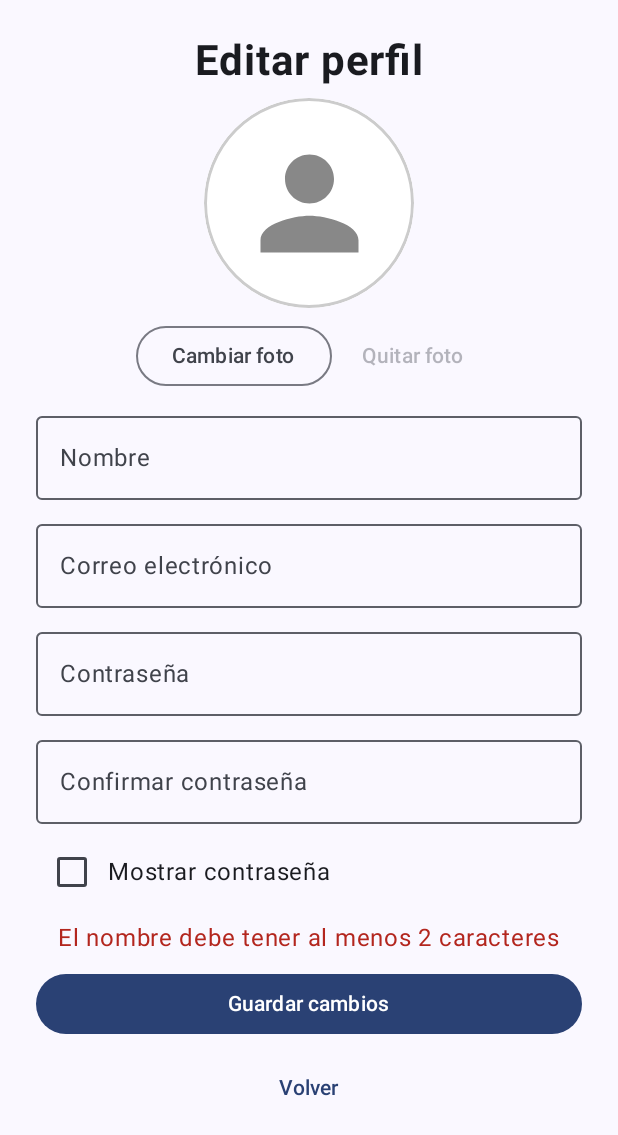
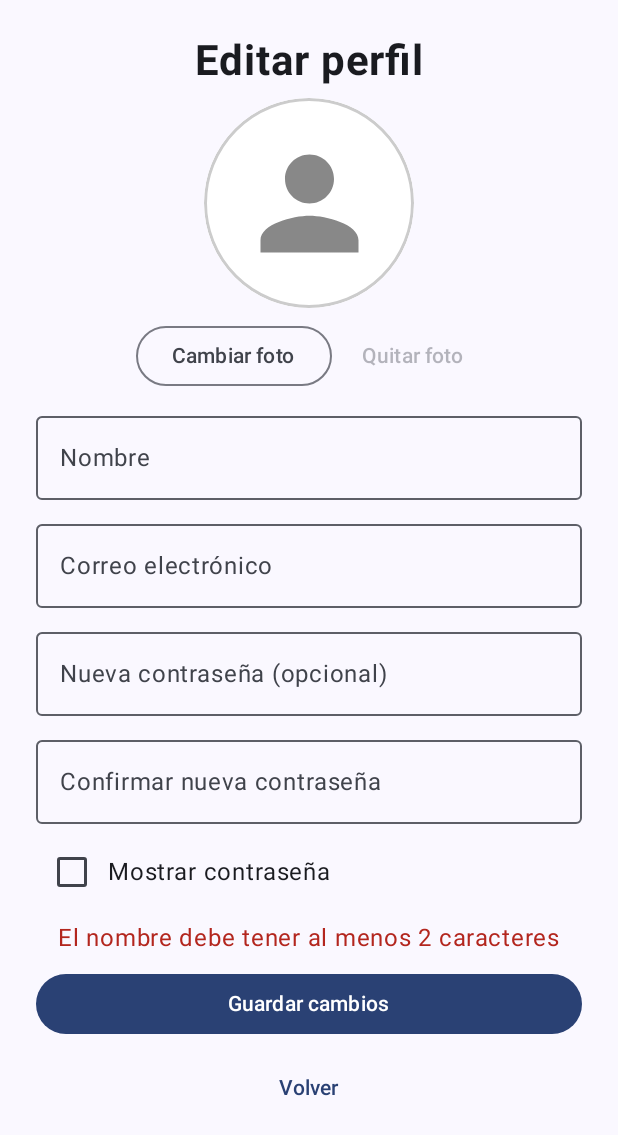
Before and after one commit to ChrisMalhue/Cristian-Malhue-Benjamin-Rozas-Kotlin, an Android app built with Jetpack Compose: the EditarPerfilActivity screen opened directly, with no data from a screen before it, after a tap on "Guardar cambios", on a phone screen of 412 x 824 dp. Shown: the top 1135 px of the screen. Run offline under Robolectric (Android 15) with nearby library versions, the phone set to English and light mode, and no system bars.

Commit message:
arreglos de seguridad

```diff
--- a/app/src/main/java/com/example/cristian_malhue_benjamin_rozas_kotlin/EditarPerfilActivity.kt
+++ b/app/src/main/java/com/example/cristian_malhue_benjamin_rozas_kotlin/EditarPerfilActivity.kt
@@ -135,8 +135,7 @@ fun PantallaEditarPerfil(
                     val usuario = respuesta.body()!!
                     nombre = usuario.nombre
                     correo = usuario.correo
-                    password = usuario.password
-                    confirmar = usuario.password
+                    // No cargamos usuario.password para no mostrar el hash en pantalla
                     foto = usuario.foto
                     rolUsuario = usuario.rol
                 } else {
@@ -210,7 +209,8 @@ fun PantallaEditarPerfil(
         OutlinedTextField(
             value = password,
             onValueChange = { password = it },
-            label = { Text("Contraseña") },
+            label = { Text("Nueva contraseña (opcional)") },
+            placeholder = { Text("Dejar en blanco para mantener la actual") },
             visualTransformation = if (mostrarPassword) VisualTransformation.None else PasswordVisualTransformation(),
             modifier = Modifier.fillMaxWidth()
         )
@@ -218,7 +218,7 @@ fun PantallaEditarPerfil(
         OutlinedTextField(
             value = confirmar,
             onValueChange = { confirmar = it },
-            label = { Text("Confirmar contraseña") },
+            label = { Text("Confirmar nueva contraseña") },
             visualTransformation = if (mostrarPassword) VisualTransformation.None else PasswordVisualTransformation(),
             modifier = Modifier.fillMaxWidth()
         )
@@ -247,7 +247,13 @@ fun PantallaEditarPerfil(
 
         Button(
             onClick = {
-                val error = validarRegistro(nombre, correo, password, confirmar)
+                val cambiaPassword = password.isNotEmpty() || confirmar.isNotEmpty()
+                val error = if (cambiaPassword) {
+                    validarRegistro(nombre, correo, password, confirmar)
+                } else {
+                    // Validamos solo nombre y correo usando una clave temporal válida para pasar el filtro
+                    validarRegistro(nombre, correo, "Temporal123!", "Temporal123!")
+                }
 
                 if (error != null) {
                     mensajeError = error
@@ -261,7 +267,7 @@ fun PantallaEditarPerfil(
                                 id = id,
                                 nombre = nombre.trim(),
                                 correo = correo.trim().lowercase(),
-                                password = password,
+                                password = if (cambiaPassword) password else "",
                                 rol = rolUsuario,
                                 foto = foto
                             )
```
